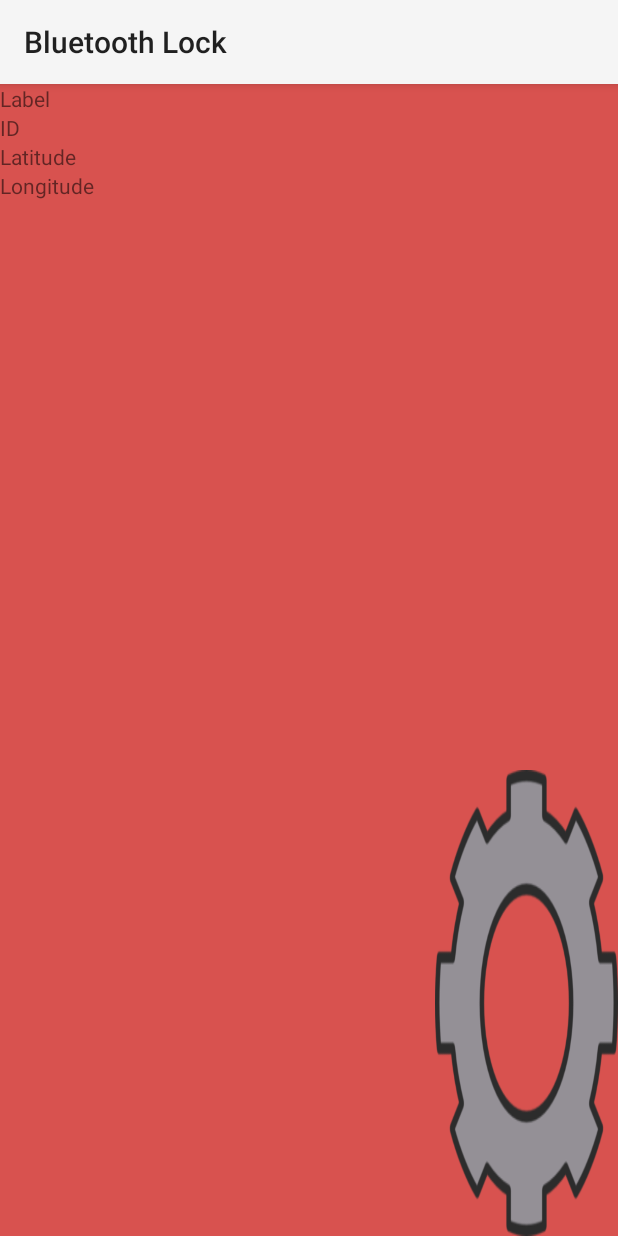
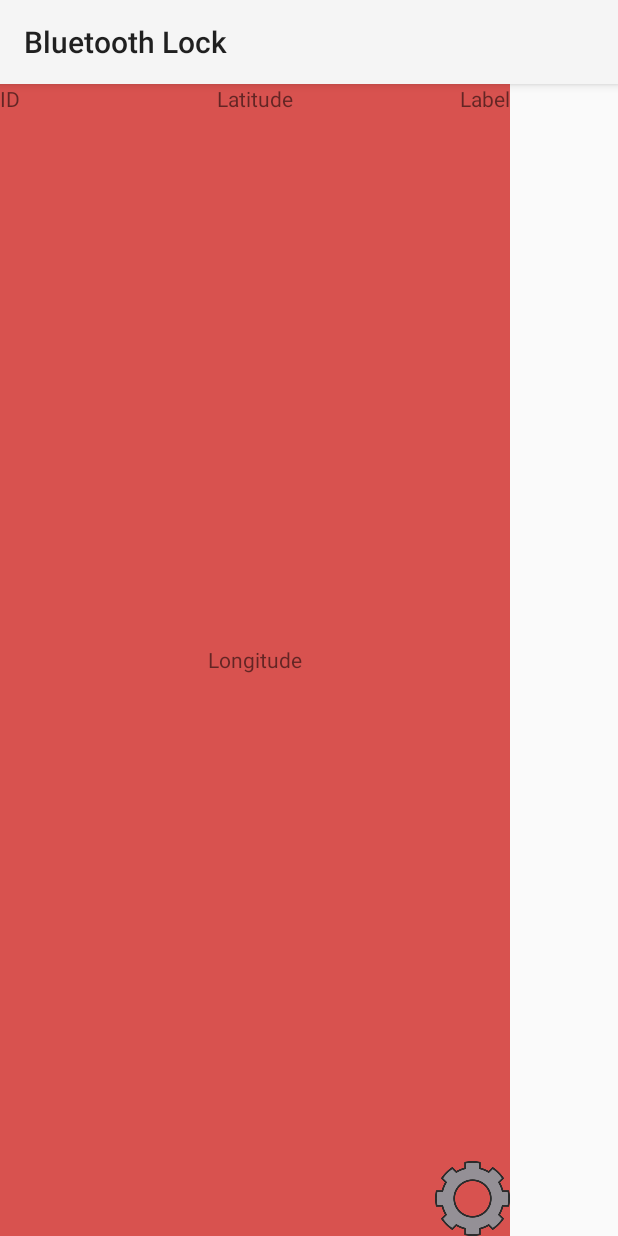
Before and after one commit to jrg94/EECS398, an Android app: the layout lock_ui.xml on its own in the app's theme, with its tools: preview values and no code run, on a phone screen of 412 x 824 dp. Run offline under Robolectric (Android 15) with nearby library versions, the phone set to English and light mode, and no system bars.

Commit message:
Added the gear button for settings

```diff
--- a/EECS398_UI/app/src/main/java/com/example/christen/eecs398_ui/LockListScreen.java
+++ b/EECS398_UI/app/src/main/java/com/example/christen/eecs398_ui/LockListScreen.java
@@ -192,14 +192,14 @@ public class LockListScreen extends Activity {
         mLockView.setAdapter(mLockArrayAdapter);
         Log.e(TAG, mLockArrayAdapter.getCount() + "");
 
+        Button mLockViewPopup = (Button) findViewById(R.id.popup_lock_menu_button);
+
         mLockView.setOnItemClickListener(new AdapterView.OnItemClickListener() {
             @Override
             public void onItemClick(AdapterView<?> parent, View view, int position, long id) {
                 SmartLock temp = (SmartLock)parent.getItemAtPosition(position);
                 temp.setLocation(new GPSLocation(Math.random() * 180, Math.random() * 180));
-                parent.getAdapter().getView(position, view, parent);
-                showPopUp(mLockView, temp);
-               //lockManager.localSave(this);
+                temp.toggleLock();
             }
         });
 
--- a/EECS398_UI/app/src/main/java/eecs398_lock/LocksAdapter.java
+++ b/EECS398_UI/app/src/main/java/eecs398_lock/LocksAdapter.java
@@ -6,8 +6,10 @@ import android.view.LayoutInflater;
 import android.view.View;
 import android.view.ViewGroup;
 import android.widget.ArrayAdapter;
+import android.widget.Button;
 import android.widget.TextView;
 
+import com.example.christen.eecs398_ui.LockListScreen;
 import com.example.christen.eecs398_ui.R;
 
 import java.util.ArrayList;
@@ -23,15 +25,19 @@ public class LocksAdapter extends ArrayAdapter<SmartLock> {
     private static final String TAG = "LocksAdapter";
     private static final boolean D = true;
 
+    // Fields //
+    private Context mContext;
+
     public LocksAdapter(Context context, ArrayList<SmartLock> locks) {
         super(context, R.layout.lock_ui, locks);
+        this.mContext = context;
     }
 
     @Override
     public View getView(int position, View convertView, ViewGroup parent) {
 
         // Retrieve lock from position
-        SmartLock lock = getItem(position);
+        final SmartLock lock = getItem(position);
 
         if (convertView == null) {
             convertView = LayoutInflater.from(getContext()).inflate(R.layout.lock_ui, parent, false);
@@ -41,11 +47,21 @@ public class LocksAdapter extends ArrayAdapter<SmartLock> {
         TextView lockID = (TextView) convertView.findViewById(R.id.lockID);
         TextView lockLat = (TextView) convertView.findViewById(R.id.lockLat);
         TextView lockLong = (TextView) convertView.findViewById(R.id.lockLong);
+        Button popupMenuButton = (Button) convertView.findViewById(R.id.popup_lock_menu_button);
 
         lockLabel.setText(String.format("%s: %s", "Label", lock.getLabel()));
         lockID.setText(String.format("%s: %s", "ID", lock.getID().toString()));
         lockLat.setText(String.format("%s: %f", "Latitude", lock.getLocation().getLatitude()));
         lockLong.setText(String.format("%s: %f", "Longitude", lock.getLocation().getLongitude()));
+        popupMenuButton.setOnClickListener(new View.OnClickListener() {
+            @Override
+            public void onClick(View v) {
+                if (mContext instanceof LockListScreen) {
+                    LockListScreen lls = (LockListScreen)mContext;
+                    lls.showPopUp(lls.findViewById(R.id.gridView), lock);
+                }
+            }
+        });
 
         return convertView;
     }
--- a/EECS398_UI/app/src/main/res/layout/lock_ui.xml
+++ b/EECS398_UI/app/src/main/res/layout/lock_ui.xml
@@ -1,52 +1,48 @@
 <?xml version="1.0" encoding="utf-8"?>
-<LinearLayout xmlns:android="http://schemas.android.com/apk/res/android"
-    android:layout_width="match_parent"
+<FrameLayout xmlns:android="http://schemas.android.com/apk/res/android"
+    android:layout_width="wrap_content"
     android:layout_height="match_parent"
-    android:background="#b1ca0905"
-    android:orientation="vertical">
+    android:background="#b1ca0905">
+
+    <Button
+        style="?android:attr/buttonStyleSmall"
+        android:layout_width="50dp"
+        android:layout_height="50dp"
+        android:id="@+id/popup_lock_menu_button"
+        android:background="@drawable/gear"
+        android:layout_marginStart="290dp"
+        android:layout_marginTop="380dp"
+        android:layout_gravity="right|bottom" />
+
+    <TextView
+        android:id="@+id/lockLong"
+        android:layout_width="wrap_content"
+        android:layout_height="wrap_content"
+        android:singleLine="true"
+        android:text="@string/lock_longitude"
+        android:layout_gravity="center" />
+
+    <TextView
+        android:id="@+id/lockLat"
+        android:layout_width="wrap_content"
+        android:layout_height="wrap_content"
+        android:singleLine="true"
+        android:text="@string/lock_latitude"
+        android:layout_gravity="center_horizontal|top" />
 
     <TextView
         android:id="@+id/lockLabel"
         android:layout_width="wrap_content"
         android:layout_height="wrap_content"
         android:singleLine="true"
-        android:text="@string/lock_label" />
+        android:text="@string/lock_label"
+        android:layout_gravity="right|top" />
+
     <TextView
         android:id="@+id/lockID"
-        android:layout_width="match_parent"
+        android:layout_width="86dp"
         android:layout_height="wrap_content"
         android:singleLine="true"
-        android:text="@string/lock_id" />
-    <TextView
-        android:id="@+id/lockLat"
-        android:layout_width="wrap_content"
-        android:layout_height="wrap_content"
-        android:singleLine="true"
-        android:text="@string/lock_latitude" />
-    <TextView
-        android:id="@+id/lockLong"
-        android:layout_width="wrap_content"
-        android:layout_height="wrap_content"
-        android:singleLine="true"
-        android:text="@string/lock_longitude" />
-
-    <RelativeLayout
-        android:layout_width="match_parent"
-        android:layout_height="match_parent"
-        android:layout_gravity="center_horizontal">
-
-        <Button
-            style="?android:attr/buttonStyleSmall"
-            android:layout_width="wrap_content"
-            android:layout_height="wrap_content"
-            android:id="@+id/button"
-            android:layout_alignParentBottom="true"
-            android:layout_alignParentEnd="true"
-            android:background="@drawable/gear"
-            android:layout_marginStart="290dp"
-            android:layout_marginTop="380dp"
-            android:layout_alignParentTop="true"
-            android:layout_alignParentStart="true" />
-    </RelativeLayout>
-
-</LinearLayout>
+        android:text="@string/lock_id"
+        android:layout_gravity="left|top" />
+</FrameLayout>
```
